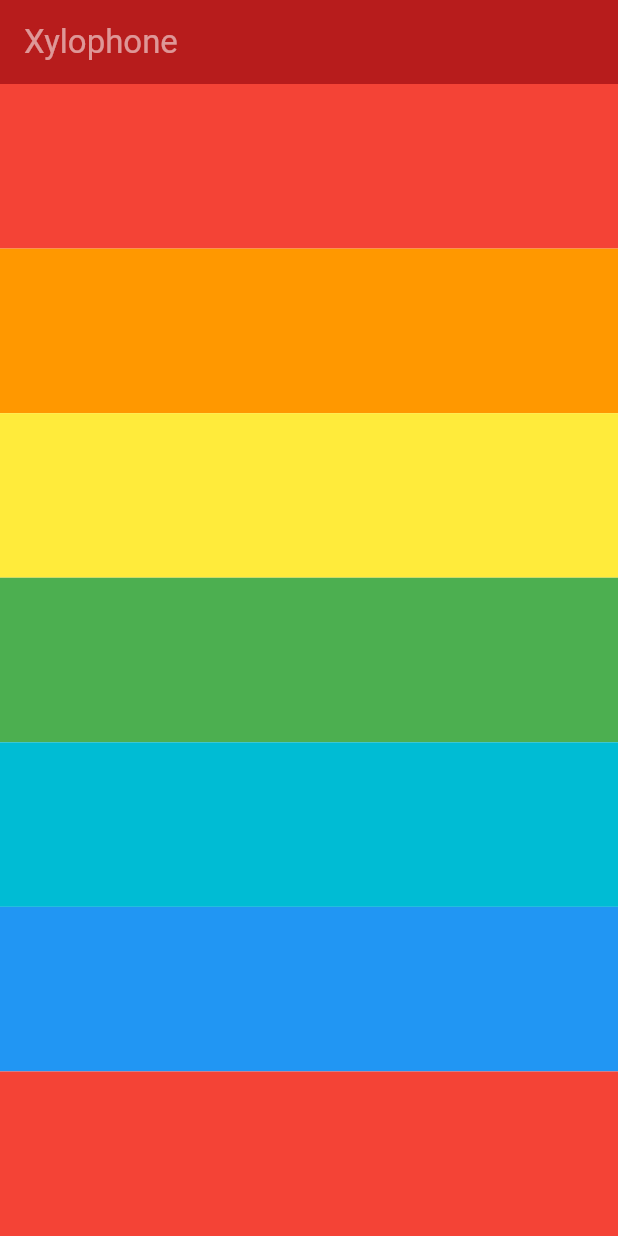
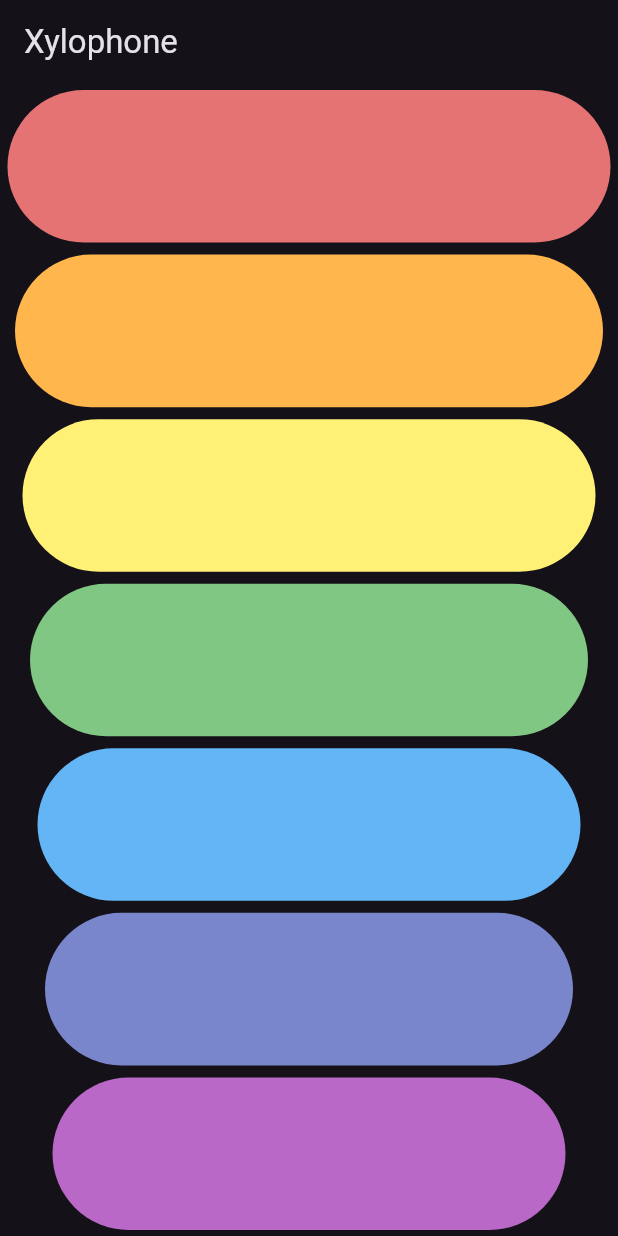
Before and after one commit to e024Dev/flutter_hello, a Flutter app: the screen it shows after launch, on a phone screen of 412 x 824 dp. Run offline on Flutter 3.47's test engine with Material 3 defaults, Android fonts, the light colour scheme and no system bars; missing offline and left inert: flutter_soloud.

Commit message:
Conclusao Xylophone

```diff
--- a/lib/main.dart
+++ b/lib/main.dart
@@ -19,58 +19,38 @@ class App extends StatelessWidget {
   @override
   Widget build(BuildContext context) {
     return MaterialApp(
+      theme: ThemeData.dark(),
       home: Scaffold(
-        appBar: AppBar(
-          title: Text('Xylophone', style: TextStyle(color: Colors.white54)),
-          backgroundColor: Colors.red.shade900,
-        ),
+        appBar: AppBar(title: Text('Xylophone')),
         body: Column(
+          crossAxisAlignment: CrossAxisAlignment.stretch,
           children: [
-            Expanded(
-              child: GestureDetector(
-                onTap: () async => _playAudio(1),
-                child: Container(color: Colors.red),
-              ),
-            ),
-            Expanded(
-              child: GestureDetector(
-                onTap: () async => _playAudio(2),
-                child: Container(color: Colors.orange),
-              ),
-            ),
-            Expanded(
-              child: GestureDetector(
-                onTap: () async => _playAudio(3),
-                child: Container(color: Colors.yellow),
-              ),
-            ),
-            Expanded(
-              child: GestureDetector(
-                onTap: () async => _playAudio(4),
-                child: Container(color: Colors.green),
-              ),
-            ),
-            Expanded(
-              child: GestureDetector(
-                onTap: () async => _playAudio(5),
-                child: Container(color: Colors.cyan),
-              ),
-            ),
-            Expanded(
-              child: GestureDetector(
-                onTap: () async => _playAudio(6),
-                child: Container(color: Colors.blue),
-              ),
-            ),
-            Expanded(
-              child: GestureDetector(
-                onTap: () async => _playAudio(7),
-                child: Container(color: Colors.red),
-              ),
-            ),
+            buildBultton(cor: Colors.red, id: 1),
+            buildBultton(cor: Colors.orange, id: 2),
+            buildBultton(cor: Colors.yellow, id: 3),
+            buildBultton(cor: Colors.green, id: 4),
+            buildBultton(cor: Colors.blue, id: 5),
+            buildBultton(cor: Colors.indigo, id: 6),
+            buildBultton(cor: Colors.purple, id: 7),
           ],
         ),
       ),
     );
   }
+
+  Widget buildBultton({required MaterialColor cor, required int id}) {
+    return Expanded(
+      child: Padding(
+        padding: EdgeInsets.symmetric(
+          vertical: 4.0,
+          horizontal: id.toDouble() * 5,
+        ),
+        child: TextButton(
+          style: TextButton.styleFrom(backgroundColor: cor.shade300),
+          onPressed: () => _playAudio(id),
+          child: Text(''),
+        ),
+      ),
+    );
+  }
 }
```
